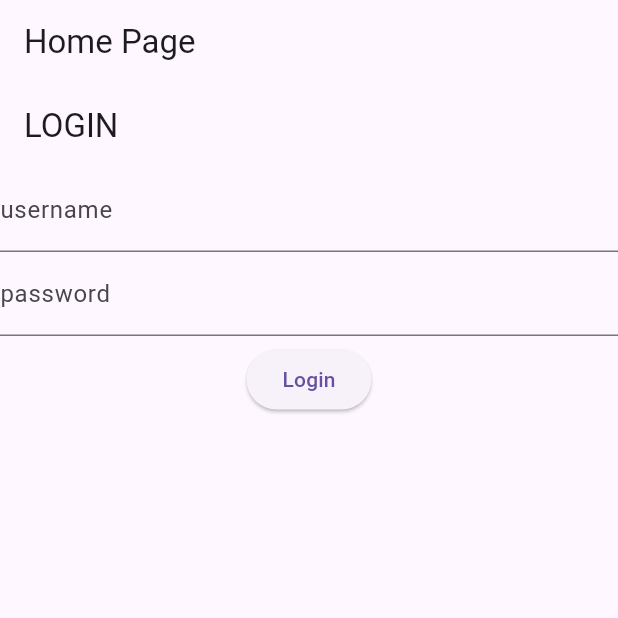
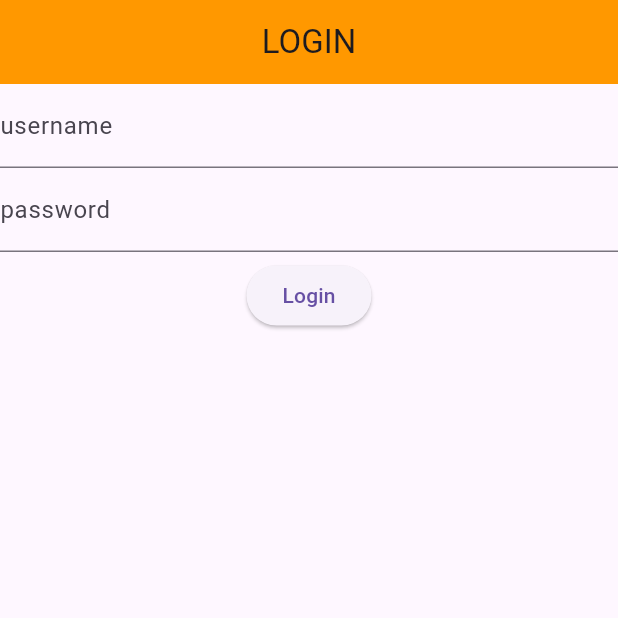
Before and after one commit to Nirucha-apa/training_bloc_project, a Flutter app: the screen it shows after launch, on a phone screen of 412 x 824 dp, the top half of it. Run offline on Flutter 3.47's test engine with Material 3 defaults, Android fonts, the phone set to English and light mode, and no system bars; our stand-ins replace equatable, flutter_bloc, go_router.

Commit message:
[update] setup router

```diff
--- a/lib/config/routes/app_routes.dart
+++ b/lib/config/routes/app_routes.dart
@@ -9,22 +9,22 @@ class AppRouter{
 
   static const home = '/home';
   static const login = '/login';
-  static const food = '/food';
-
+  static foodParams([String? username]) => '/food/${username ?? ':username'}';
 
   static Widget _homePageRouteBuilder(BuildContext context, GoRouterState state) => const HomePage();
   static Widget _loginPageRouteBuilder(BuildContext context, GoRouterState state) => const LoginPage();
-  static Widget _foodRouteBuilder(BuildContext context, GoRouterState state) => const FoodPage(uaername: '',);
+  static Widget _foodRouteBuilder(BuildContext context, GoRouterState state) => FoodPage(username: state.pathParameters["username"]!,);
 
   //error path
   //static Widget errorWidget(BuildContext context, GoRouterState state) => const NotFoundPage();
 
   // use this in [MaterialApp.router]
   static final GoRouter _router = GoRouter(
+    initialLocation: login,
     routes: <GoRoute>[
-      GoRoute(path: home, builder: _homePageRouteBuilder),
-      GoRoute(path: login, builder: _loginPageRouteBuilder),
-      GoRoute(path: food, builder: _foodRouteBuilder),
+      GoRoute(name: "home",path: home, builder: _homePageRouteBuilder),
+      GoRoute(name: "login",path: login, builder: _loginPageRouteBuilder),
+      GoRoute(name: "food",path: foodParams(), builder: _foodRouteBuilder),
     ],
     //errorBuilder: errorWidget,
   );
--- a/lib/login/bloc/login_event.dart
+++ b/lib/login/bloc/login_event.dart
@@ -19,3 +19,8 @@ class LoginPsaawordEvent extends LoginEvent{
   @override
   String toString() => 'username: {$username} , password: {$password}';
 }
+
+class LogOutEvent extends LoginEvent{
+  @override
+  List<Object?> get props => [];
+}
--- a/lib/login/widget/login_form.dart
+++ b/lib/login/widget/login_form.dart
@@ -1,5 +1,6 @@
 import 'package:flutter/material.dart';
 import 'package:flutter_bloc/flutter_bloc.dart';
+import 'package:go_router/go_router.dart';
 import 'package:training_bloc_project/login/bloc/login_bloc.dart';
 import 'package:training_bloc_project/login/bloc/login_event.dart';
 import 'package:training_bloc_project/login/bloc/login_state.dart';
@@ -56,9 +57,10 @@ class _LoginFormState extends State<LoginForm> {
                       const CircularProgressIndicator();
                     }
                     else{
-                      _onLoginButtonPressed();
+                        _onLoginButtonPressed();
                       if(state is LoginSuccessState){
                         print(LoginSuccessState(username: _usernameController.text).toString());
+                        context.goNamed("food",pathParameters: {"username": _usernameController.text});
                       }
                     }
                   }),
--- a/lib/login/widget/login_page.dart
+++ b/lib/login/widget/login_page.dart
@@ -23,7 +23,10 @@ class _LoginPageState extends State<LoginPage> {
   @override
   Widget build(BuildContext context) {
     return Scaffold(
-        appBar: AppBar(title: const Text("LOGIN")),
+        appBar: AppBar(
+          title: const Text("LOGIN"),
+          backgroundColor: Colors.orange,
+          centerTitle: true,),
         body: LoginForm(
         loginBloc : _loginBloc,
       ),
--- a/lib/main.dart
+++ b/lib/main.dart
@@ -3,7 +3,7 @@
 import 'package:training_bloc_project/food/bloc/food_bloc.dart';
 import 'package:training_bloc_project/login/bloc/login_bloc.dart';
 
-import 'login/widget/login_page.dart';
+import 'config/routes/app_routes.dart';
 
 void main() {
   runApp(
@@ -39,11 +39,14 @@
 
   @override
   Widget build(BuildContext context) {
-    return MaterialApp(
-      home: Scaffold(
-        appBar: AppBar(title: const Text("Home Page")),
-        body: const LoginPage(),
-      ),
+    return MaterialApp.router(
+      routerConfig: AppRouter.router,
     );
+    // return MaterialApp(
+    //   home: Scaffold(
+    //     appBar: AppBar(title: const Text("Home Page")),
+    //     body: const LoginPage(),
+    //   ),
+    // );
   }
 }
```
Also changed, not shown: lib/food/widget/food_page.dart (+6 -4 lines).
